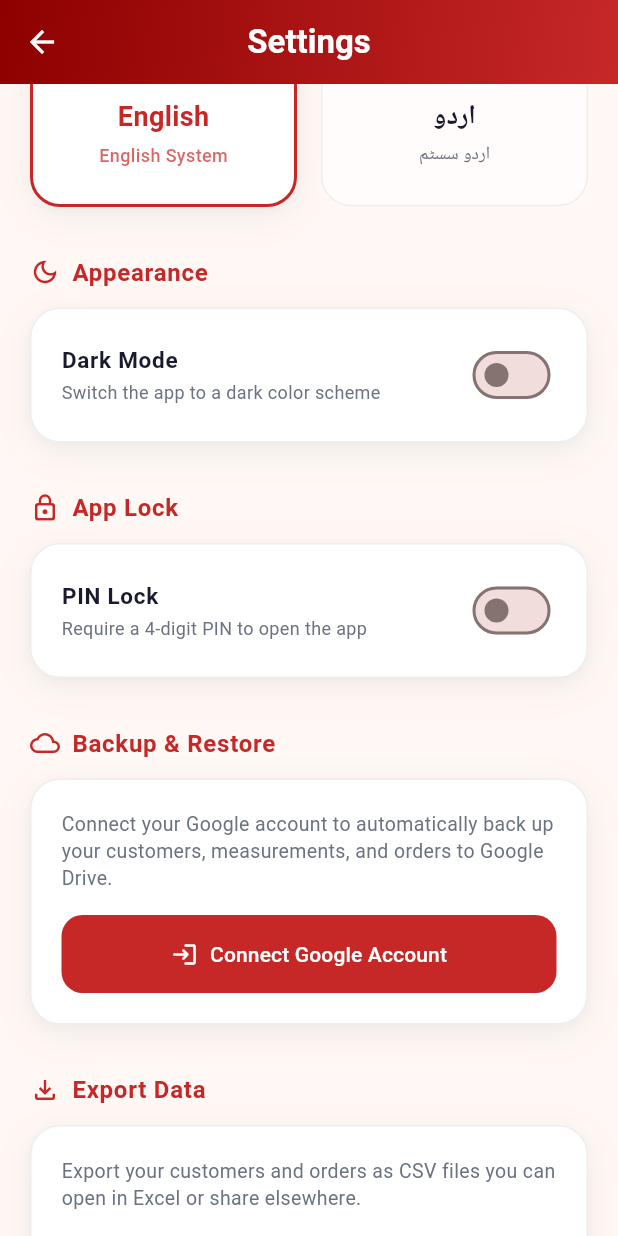
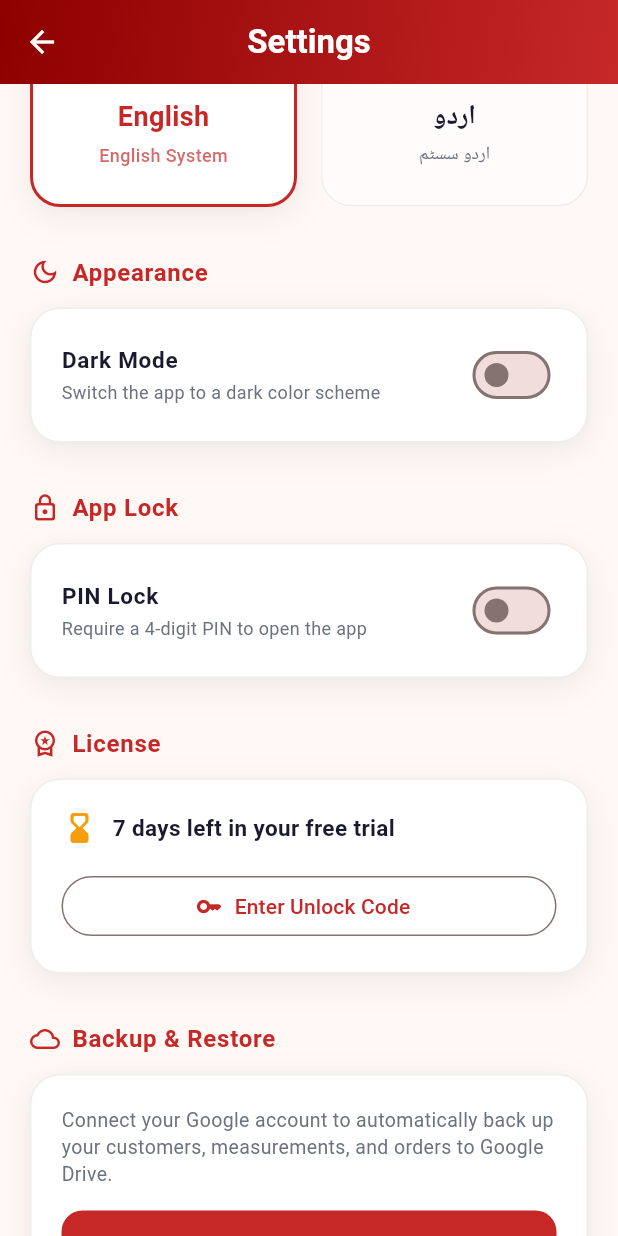
Before and after one commit to zaheerabbasdev/Zubair-Tailor-, a Flutter app: the SettingsScreen screen opened directly, scrolled down 576 dp, on a phone screen of 412 x 824 dp. Run offline on Flutter 3.47's test engine with Material 3 defaults, Android fonts, the phone set to English and light mode, and no system bars; our stand-ins replace csv, flutter_local_notifications, flutter_secure_storage, google_sign_in, image_picker, pdf and 6 more; missing offline and left inert: extension_google_sign_in_as_googleapis_auth, googleapis; accounts and stored records are empty.

Commit message:
Add a license

```diff
--- a/mobile_app/lib/l10n/app_en.arb
+++ b/mobile_app/lib/l10n/app_en.arb
@@ -231,5 +231,19 @@
   "shopProfileDescription": "Your shop's name, phone, and address appear on invoices and customer WhatsApp messages.",
   "shopName": "Shop Name",
   "pleaseEnterShopName": "Please enter a shop name",
-  "profileSaved": "Shop profile saved"
+  "profileSaved": "Shop profile saved",
+
+  "license": "License",
+  "licenseActiveStatus": "Activated",
+  "licenseTrialStatus": "{days} days left in your free trial",
+  "@licenseTrialStatus": {
+    "placeholders": { "days": { "type": "int" } }
+  },
+  "enterUnlockCode": "Enter Unlock Code",
+  "unlockCodeLabel": "Unlock Code",
+  "activate": "Activate",
+  "invalidUnlockCode": "Invalid unlock code",
+  "licenseActivatedSuccess": "App activated successfully!",
+  "trialExpiredTitle": "Trial Expired",
+  "trialExpiredMessage": "Your free trial has ended. Enter your unlock code to keep using the app."
 }
--- a/mobile_app/lib/l10n/app_localizations.dart
+++ b/mobile_app/lib/l10n/app_localizations.dart
@@ -1321,6 +1321,66 @@ abstract class AppLocalizations {
   /// In en, this message translates to:
   /// **'Shop profile saved'**
   String get profileSaved;
+
+  /// No description provided for @license.
+  ///
+  /// In en, this message translates to:
+  /// **'License'**
+  String get license;
+
+  /// No description provided for @licenseActiveStatus.
+  ///
+  /// In en, this message translates to:
+  /// **'Activated'**
+  String get licenseActiveStatus;
+
+  /// No description provided for @licenseTrialStatus.
+  ///
+  /// In en, this message translates to:
+  /// **'{days} days left in your free trial'**
+  String licenseTrialStatus(int days);
+
+  /// No description provided for @enterUnlockCode.
+  ///
+  /// In en, this message translates to:
+  /// **'Enter Unlock Code'**
+  String get enterUnlockCode;
+
+  /// No description provided for @unlockCodeLabel.
+  ///
+  /// In en, this message translates to:
+  /// **'Unlock Code'**
+  String get unlockCodeLabel;
+
+  /// No description provided for @activate.
+  ///
+  /// In en, this message translates to:
+  /// **'Activate'**
+  String get activate;
+
+  /// No description provided for @invalidUnlockCode.
+  ///
+  /// In en, this message translates to:
+  /// **'Invalid unlock code'**
+  String get invalidUnlockCode;
+
+  /// No description provided for @licenseActivatedSuccess.
+  ///
+  /// In en, this message translates to:
+  /// **'App activated successfully!'**
+  String get licenseActivatedSuccess;
+
+  /// No description provided for @trialExpiredTitle.
+  ///
+  /// In en, this message translates to:
+  /// **'Trial Expired'**
+  String get trialExpiredTitle;
+
+  /// No description provided for @trialExpiredMessage.
+  ///
+  /// In en, this message translates to:
+  /// **'Your free trial has ended. Enter your unlock code to keep using the app.'**
+  String get trialExpiredMessage;
 }
 
 class _AppLocalizationsDelegate
--- a/mobile_app/lib/l10n/app_localizations_en.dart
+++ b/mobile_app/lib/l10n/app_localizations_en.dart
@@ -635,4 +635,37 @@ class AppLocalizationsEn extends AppLocalizations {
 
   @override
   String get profileSaved => 'Shop profile saved';
+
+  @override
+  String get license => 'License';
+
+  @override
+  String get licenseActiveStatus => 'Activated';
+
+  @override
+  String licenseTrialStatus(int days) {
+    return '$days days left in your free trial';
+  }
+
+  @override
+  String get enterUnlockCode => 'Enter Unlock Code';
+
+  @override
+  String get unlockCodeLabel => 'Unlock Code';
+
+  @override
+  String get activate => 'Activate';
+
+  @override
+  String get invalidUnlockCode => 'Invalid unlock code';
+
+  @override
+  String get licenseActivatedSuccess => 'App activated successfully!';
+
+  @override
+  String get trialExpiredTitle => 'Trial Expired';
+
+  @override
+  String get trialExpiredMessage =>
+      'Your free trial has ended. Enter your unlock code to keep using the app.';
 }
--- a/mobile_app/lib/main.dart
+++ b/mobile_app/lib/main.dart
@@ -7,6 +7,7 @@ import 'package:sqflite_common_ffi/sqflite_ffi.dart';
 import 'l10n/app_localizations.dart';
 import 'providers/app_lock_provider.dart';
 import 'providers/backup_provider.dart';
+import 'providers/license_provider.dart';
 import 'providers/locale_provider.dart';
 import 'providers/shop_profile_provider.dart';
 import 'providers/theme_provider.dart';
@@ -36,6 +37,7 @@ void main() async {
         ChangeNotifierProvider(create: (_) => ThemeProvider()),
         ChangeNotifierProvider(lazy: false, create: (_) => AppLockProvider()),
         ChangeNotifierProvider(lazy: false, create: (_) => ShopProfileProvider()),
+        ChangeNotifierProvider(lazy: false, create: (_) => LicenseProvider()),
       ],
       child: const MyApp(),
     ),
--- /dev/null
+++ b/mobile_app/lib/providers/license_provider.dart
@@ -0,0 +1,58 @@
+import 'package:flutter/material.dart';
+import 'package:shared_preferences/shared_preferences.dart';
+
+class LicenseProvider extends ChangeNotifier {
+  static const _keyFirstLaunch = 'license_first_launch';
+  static const _keyActivated = 'license_activated';
+
+  static const int trialDays = 7;
+
+  // Shared unlock code given to shop owners once they pay. Change it here
+  // (and tell shop owners the new code) if it needs to be rotated.
+  static const String unlockCode = 'ZAHEERTECH2026';
+
+  DateTime? _firstLaunch;
+  bool _activated = false;
+
+  bool get isActivated => _activated;
+
+  int get daysRemaining {
+    if (_firstLaunch == null) return trialDays;
+    final elapsed = DateTime.now().difference(_firstLaunch!).inDays;
+    final remaining = trialDays - elapsed;
+    return remaining < 0 ? 0 : remaining;
+  }
+
+  bool get isTrialExpired {
+    if (_activated) return false;
+    if (_firstLaunch == null) return false;
+    return DateTime.now().difference(_firstLaunch!).inDays >= trialDays;
+  }
+
+  LicenseProvider() {
+    _load();
+  }
+
+  Future<void> _load() async {
+    final prefs = await SharedPreferences.getInstance();
+    _activated = prefs.getBool(_keyActivated) ?? false;
+
+    final stored = prefs.getString(_keyFirstLaunch);
+    if (stored != null) {
+      _firstLaunch = DateTime.tryParse(stored);
+    } else {
+      _firstLaunch = DateTime.now();
+      await prefs.setString(_keyFirstLaunch, _firstLaunch!.toIso8601String());
+    }
+    notifyListeners();
+  }
+
+  Future<bool> activate(String code) async {
+    if (code.trim().toUpperCase() != unlockCode) return false;
+    final prefs = await SharedPreferences.getInstance();
+    await prefs.setBool(_keyActivated, true);
+    _activated = true;
+    notifyListeners();
+    return true;
+  }
+}
--- a/mobile_app/lib/screens/settings_screen.dart
+++ b/mobile_app/lib/screens/settings_screen.dart
@@ -4,6 +4,7 @@ import 'package:googleapis/drive/v3.dart' as drive;
 import '../l10n/app_localizations.dart';
 import '../providers/app_lock_provider.dart';
 import '../providers/backup_provider.dart';
+import '../providers/license_provider.dart';
 import '../providers/locale_provider.dart';
 import '../providers/shop_profile_provider.dart';
 import '../providers/theme_provider.dart';
@@ -81,6 +82,13 @@ class SettingsScreen extends StatelessWidget {
           const SizedBox(height: 12),
           Consumer<AppLockProvider>(
             builder: (context, lock, _) => _buildAppLockCard(context, lock, l10n),
+          ),
+
+          const SizedBox(height: 32),
+          _buildSectionHeader(context, l10n.license, Icons.workspace_premium_outlined),
+          const SizedBox(height: 12),
+          Consumer<LicenseProvider>(
+            builder: (context, license, _) => _buildLicenseCard(context, license, l10n),
           ),
 
           const SizedBox(height: 32),
@@ -269,6 +277,83 @@ class SettingsScreen extends StatelessWidget {
         SnackBar(content: Text(l10n.incorrectPin)),
       );
     }
+  }
+
+  Widget _buildLicenseCard(BuildContext context, LicenseProvider license, AppLocalizations l10n) {
+    return Container(
+      padding: const EdgeInsets.all(20),
+      decoration: BoxDecoration(
+        color: AppColors.surfaceCard,
+        borderRadius: BorderRadius.circular(20),
+        boxShadow: AppColors.cardShadow,
+        border: Border.all(color: AppColors.divider, width: 1),
+      ),
+      child: Column(
+        crossAxisAlignment: CrossAxisAlignment.stretch,
+        children: [
+          Row(
+            children: [
+              Icon(
+                license.isActivated ? Icons.verified_rounded : Icons.hourglass_bottom_rounded,
+                color: license.isActivated ? Colors.green : AppColors.accent,
+              ),
+              const SizedBox(width: 10),
+              Expanded(
+                child: Text(
+                  license.isActivated
+                      ? l10n.licenseActiveStatus
+                      : l10n.licenseTrialStatus(license.daysRemaining),
+                  style: TextStyle(fontWeight: FontWeight.bold, color: AppColors.textDark, fontSize: 15),
+                ),
+              ),
+            ],
+          ),
+          if (!license.isActivated) ...[
+            const SizedBox(height: 16),
+            OutlinedButton.icon(
+              onPressed: () => _enterUnlockCode(context, license),
+              icon: const Icon(Icons.key_rounded, size: 18),
+              label: Text(l10n.enterUnlockCode),
+            ),
+          ],
+        ],
+      ),
+    );
+  }
+
+  Future<void> _enterUnlockCode(BuildContext context, LicenseProvider license) async {
+    final l10n = AppLocalizations.of(context)!;
+    final codeController = TextEditingController();
+    final activated = await showDialog<bool>(
+      context: context,
+      builder: (dialogContext) => AlertDialog(
+        title: Text(l10n.enterUnlockCode, style: const TextStyle(fontWeight: FontWeight.bold)),
+        content: TextField(
+          controller: codeController,
+          textCapitalization: TextCapitalization.characters,
+          decoration: InputDecoration(labelText: l10n.unlockCodeLabel),
+        ),
+        shape: RoundedRectangleBorder(borderRadius: BorderRadius.circular(16)),
+        actions: [
+          TextButton(
+            onPressed: () => Navigator.pop(dialogContext),
+            child: Text(l10n.cancel, style: TextStyle(color: AppColors.textMedium)),
+          ),
+          ElevatedButton(
+            onPressed: () async {
+              final ok = await license.activate(codeController.text);
+              if (dialogContext.mounted) Navigator.pop(dialogContext, ok);
+            },
+            child: Text(l10n.activate),
+          ),
+        ],
+      ),
+    );
+
+    if (!context.mounted || activated == null) return;
+    ScaffoldMessenger.of(context).showSnackBar(
+      SnackBar(content: Text(activated ? l10n.licenseActivatedSuccess : l10n.invalidUnlockCode)),
+    );
   }
 
   Future<void> _exportCustomers(BuildContext context) async {
```
Also changed, not shown: mobile_app/lib/l10n/app_localizations_ur.dart (+33 -0 lines), mobile_app/lib/l10n/app_ur.arb (+12 -1 lines), mobile_app/lib/screens/splash_screen.dart (+6 -1 lines), mobile_app/lib/screens/trial_lock_screen.dart (added, +128 -0 lines).
